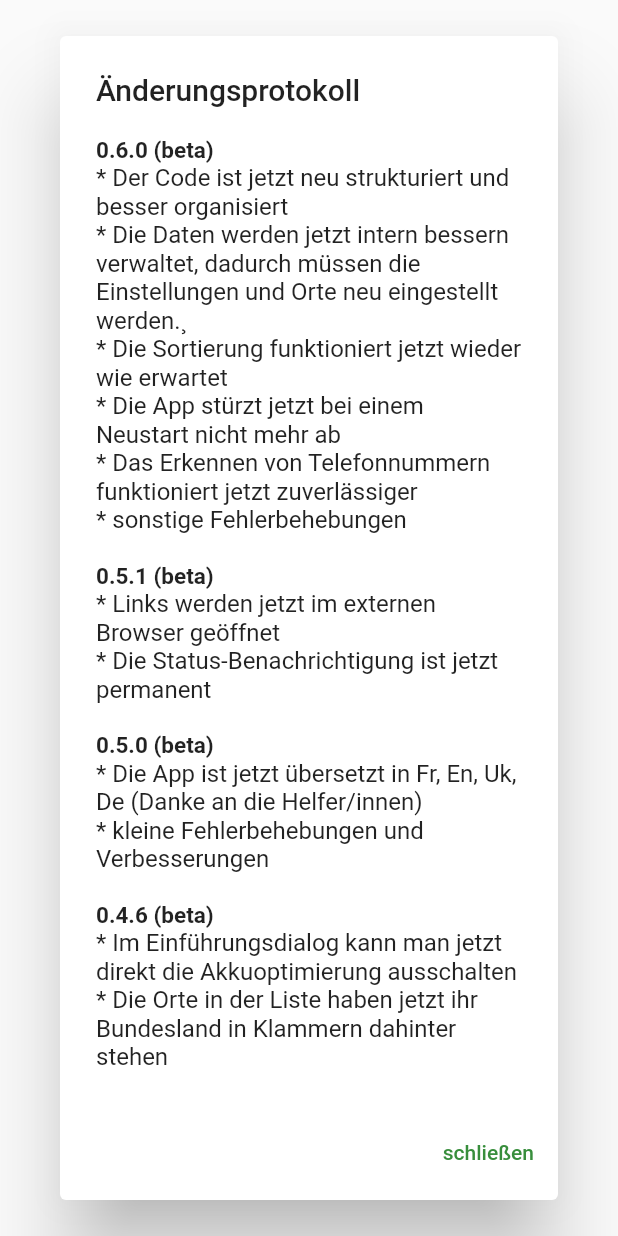
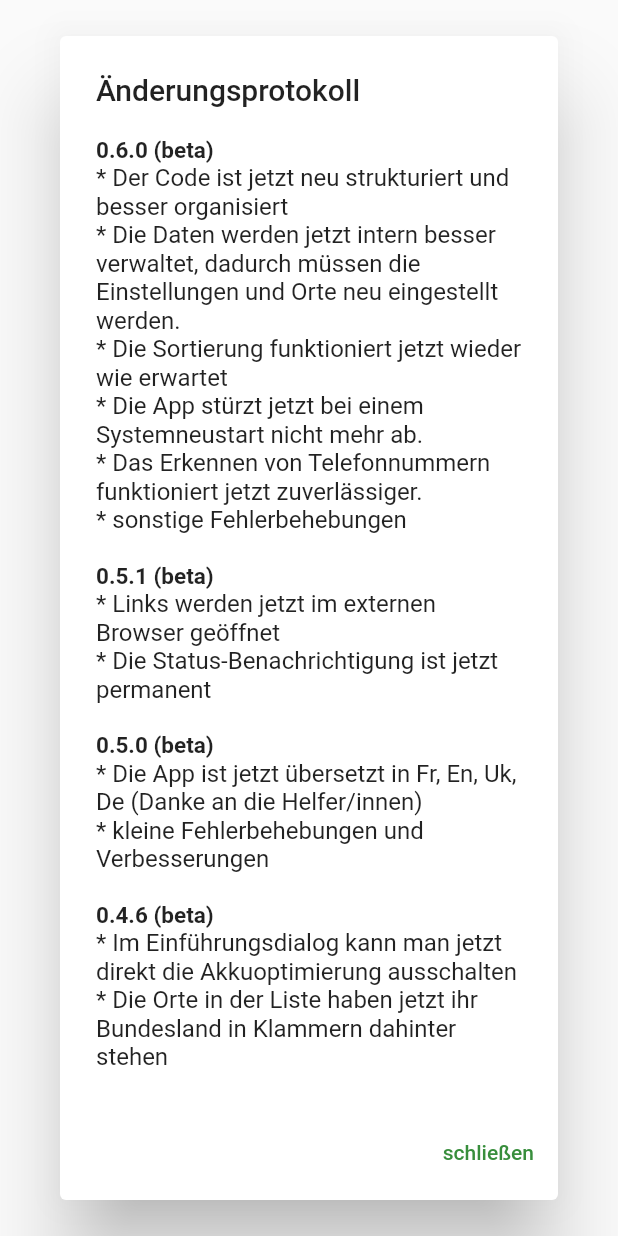
Before and after one commit to nucleus-ffm/foss_warn, a Flutter app: the ChangeLogDialog widget shown alone on an empty page, opened directly, on a phone screen of 412 x 824 dp. Run offline on Flutter 3.47's test engine with Material 2 defaults, Android fonts, the phone set to English and light mode, and no system bars; our stand-ins replace flutter_local_notifications, rxdart, share_plus, shared_preferences; missing offline and left inert: android_alarm_manager_plus, shared_preferences_android; accounts and stored records are empty; generated files the repository leaves out were written again.

Commit message:
fix typos and clarify the changelog

```diff
--- a/lib/widgets/dialogs/ChangeLogDialog.dart
+++ b/lib/widgets/dialogs/ChangeLogDialog.dart
@@ -18,10 +18,10 @@ class ChangeLogDialog extends StatelessWidget {
                 style: TextStyle(fontSize: 15, fontWeight: FontWeight.bold),
               ),
               Text("* Der Code ist jetzt neu strukturiert und besser organisiert\n"
-                   "* Die Daten werden jetzt intern bessern verwaltet, dadurch müssen die Einstellungen und Orte neu eingestellt werden.¸\n"
+                   "* Die Daten werden jetzt intern besser verwaltet, dadurch müssen die Einstellungen und Orte neu eingestellt werden.\n"
                    "* Die Sortierung funktioniert jetzt wieder wie erwartet \n"
-                   "* Die App stürzt jetzt bei einem Neustart nicht mehr ab \n"
-                   "* Das Erkennen von Telefonnummern funktioniert jetzt zuverlässiger \n"
+                   "* Die App stürzt jetzt bei einem Systemneustart nicht mehr ab. \n"
+                   "* Das Erkennen von Telefonnummern funktioniert jetzt zuverlässiger. \n"
                    "* sonstige Fehlerbehebungen \n"),
               Text(
                 "0.5.1 (beta)",
```
